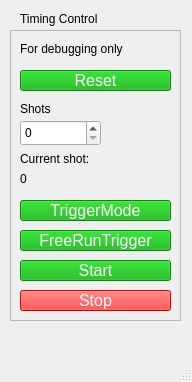
The window that windows/TC.ui (CU-PWFA/photoDAQ) describes before a commit, drawn with Qt 5.
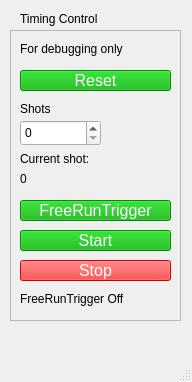
The same window after the commit.

The edit to the form file:
```diff
--- a/windows/TC.ui
+++ b/windows/TC.ui
@@ -78,7 +78,7 @@
      <property name="geometry">
       <rect>
        <x>10</x>
-       <y>260</y>
+       <y>230</y>
        <width>151</width>
        <height>21</height>
       </rect>
@@ -109,7 +109,7 @@
      <property name="geometry">
       <rect>
        <x>10</x>
-       <y>230</y>
+       <y>200</y>
        <width>151</width>
        <height>21</height>
       </rect>
@@ -210,37 +210,6 @@
      <property name="geometry">
       <rect>
        <x>10</x>
-       <y>200</y>
-       <width>151</width>
-       <height>21</height>
-      </rect>
-     </property>
-     <property name="font">
-      <font>
-       <pointsize>12</pointsize>
-      </font>
-     </property>
-     <property name="autoFillBackground">
-      <bool>false</bool>
-     </property>
-     <property name="styleSheet">
-      <string notr="true">background-color: rgb(0, 170, 0);
-color:white;</string>
-     </property>
-     <property name="text">
-      <string>FreeRunTrigger</string>
-     </property>
-     <property name="checkable">
-      <bool>false</bool>
-     </property>
-    </widget>
-    <widget class="QPushButton" name="TriggerModeButton">
-     <property name="enabled">
-      <bool>false</bool>
-     </property>
-     <property name="geometry">
-      <rect>
-       <x>10</x>
        <y>170</y>
        <width>151</width>
        <height>21</height>
@@ -259,12 +228,25 @@
 color:white;</string>
      </property>
      <property name="text">
-      <string>TriggerMode</string>
+      <string>FreeRunTrigger</string>
      </property>
      <property name="checkable">
       <bool>false</bool>
      </property>
     </widget>
+    <widget class="QLabel" name="FreeRunOnOff">
+     <property name="geometry">
+      <rect>
+       <x>10</x>
+       <y>260</y>
+       <width>151</width>
+       <height>17</height>
+      </rect>
+     </property>
+     <property name="text">
+      <string>FreeRunTrigger Off</string>
+     </property>
+    </widget>
    </widget>
   </widget>
   <widget class="QMenuBar" name="menubar">
```
